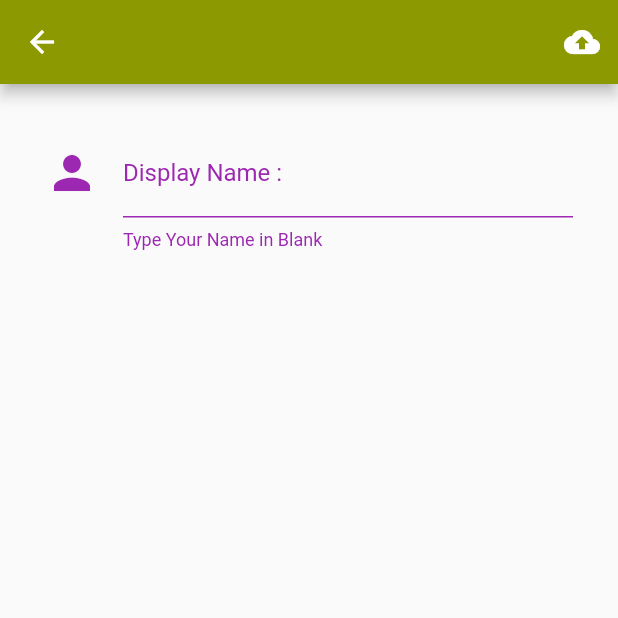
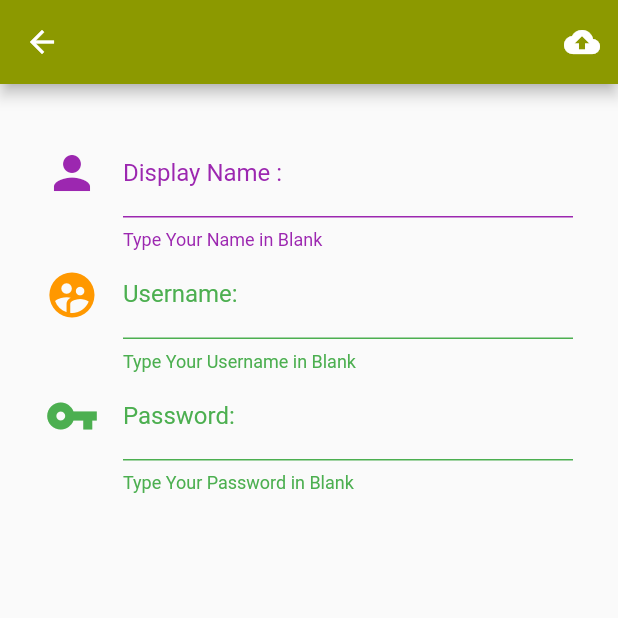
Before and after one commit to MMA9588/AMM1234, a Flutter app: the Register screen opened directly, on a phone screen of 412 x 824 dp, the top half of it. Run offline on Flutter 3.47's test engine with Material 2 defaults, Android fonts, the phone set to English and light mode, and no system bars.

```diff
--- a/lib/widget/register.dart
+++ b/lib/widget/register.dart
@@ -31,6 +31,55 @@ class _RegisterState extends State<Register> {
     );
   }
 
+
+// Username
+
+    Widget userForm() {
+    Color color = Colors.green;
+    Color coloruser = Colors.orange;
+    return TextField(
+      decoration: InputDecoration(
+        enabledBorder: UnderlineInputBorder(
+          borderSide: BorderSide(color: color),
+        ),
+        helperStyle: TextStyle(color: color),
+        helperText: 'Type Your Username in Blank',
+        labelStyle: TextStyle(color: color),
+        labelText: 'Username:',
+        icon: Icon(
+          Icons.supervised_user_circle,
+          size: 36.0,
+          color: coloruser,
+        ),
+      ),
+    );
+  }
+
+// Password
+
+
+   Widget password() {
+    Color color = Colors.green;
+    return TextField(
+      decoration: InputDecoration(
+        enabledBorder: UnderlineInputBorder(
+          borderSide: BorderSide(color: color),
+        ),
+        helperStyle: TextStyle(color: color),
+        helperText: 'Type Your Password in Blank',
+        labelStyle: TextStyle(color: color),
+        labelText: 'Password:',
+        icon: Icon(
+          Icons.vpn_key,
+          size: 36.0,
+          color: color,
+        ),
+      ),
+      // obscureText: true,
+    );
+  }
+
+
   Widget registerButton() {
     return IconButton(
       tooltip: 'Upload To Server',
@@ -46,6 +95,8 @@ class _RegisterState extends State<Register> {
         padding: EdgeInsets.all(30.0),
         children: <Widget>[
           nameForm(),
+          userForm(),
+          password(),
         ],
       ),
       appBar: AppBar(
```
Also changed, not shown: images/THAIMM.png (added).
